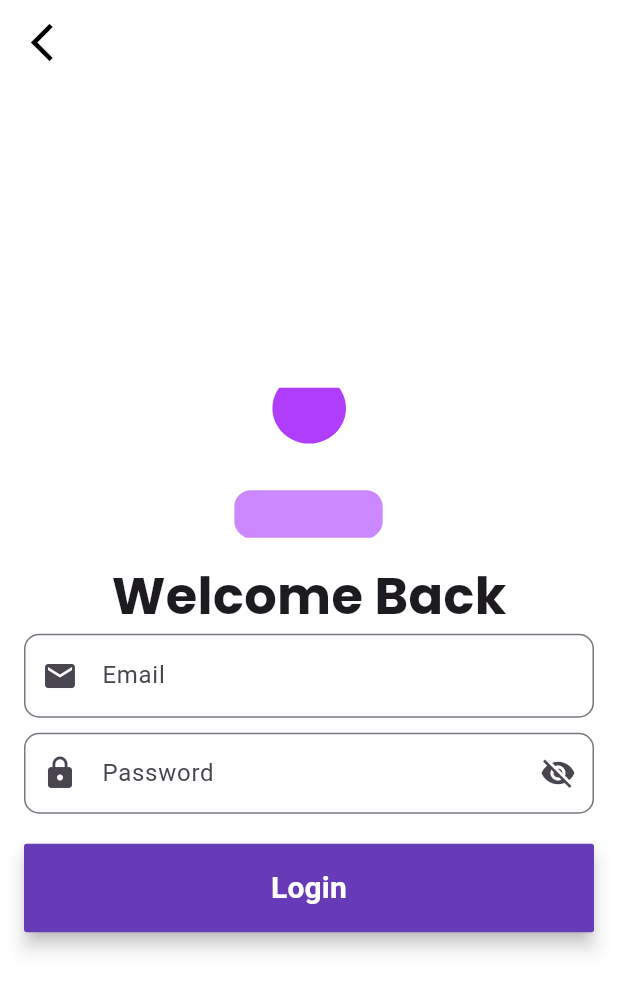
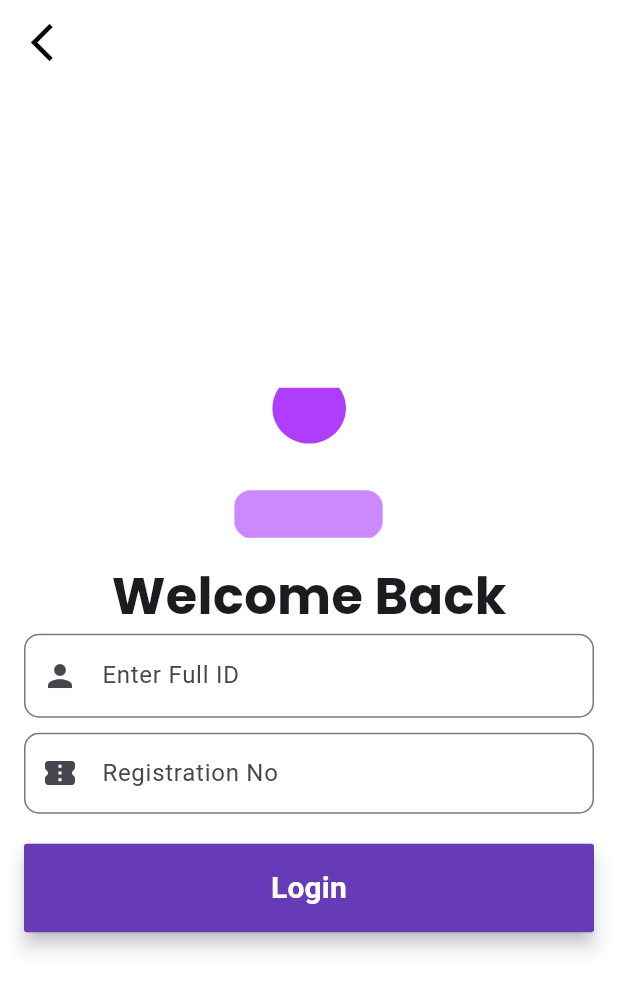
Before and after one commit to asifjahan1/JU-Bus-Route-Tracer, a Flutter app: the screen it shows after launch, after a tap on "Login", on a phone screen of 412 x 824 dp. Shown: the top 991 px of the screen. Run offline on Flutter 3.47's test engine with Material 3 defaults, Android fonts, the phone set to English and light mode, and no system bars; our stand-ins replace cloud_firestore, geolocator, google_fonts, google_maps_flutter, location, lottie and 1 more; missing offline and left inert: flutter_polyline_points; accounts and stored records are empty.

Commit message:
Updated Login and Registration page

```diff
--- a/google_map_demo/lib/pages/login_page.dart
+++ b/google_map_demo/lib/pages/login_page.dart
@@ -16,35 +16,15 @@ class LoginPage extends StatefulWidget {
 }
 
 class _LoginPageState extends State<LoginPage> {
-  final TextEditingController emailController = TextEditingController();
-  final TextEditingController passwordController = TextEditingController();
+  final TextEditingController idController = TextEditingController();
+  final TextEditingController registrationNoController =
+      TextEditingController();
   final AuthService authService = AuthService();
-  bool _obscureText = true;
 
   Future<LocationData> _fetchLocation() async {
     var location = Location();
     LocationData currentLocation = await location.getLocation();
     return currentLocation;
-  }
-
-  void handleLogin(BuildContext context) async {
-    LocationData? currentLocation = await _fetchLocation();
-
-    if (currentLocation != null) {
-      Navigator.pushReplacement(
-        context,
-        MaterialPageRoute(
-          builder: (context) => MapPage(
-            userStartLocation: LatLng(
-              currentLocation.latitude!,
-              currentLocation.longitude!,
-            ),
-          ),
-        ),
-      );
-    } else {
-      // Handle location not available
-    }
   }
 
   @override
@@ -62,7 +42,8 @@ class _LoginPageState extends State<LoginPage> {
           ),
           onPressed: () {
             Navigator.of(context).pushReplacement(
-                MaterialPageRoute(builder: (context) => const welcomeScreen()));
+              MaterialPageRoute(builder: (context) => const welcomeScreen()),
+            );
           },
         ),
       ),
@@ -75,21 +56,27 @@ class _LoginPageState extends State<LoginPage> {
               child: Column(
                 mainAxisAlignment: MainAxisAlignment.center,
                 children: [
-                  Lottie.asset('images/user-anime.json',
-                      width: 100, height: 100, fit: BoxFit.fill),
+                  Lottie.asset(
+                    'images/user-anime.json',
+                    width: 100,
+                    height: 100,
+                    fit: BoxFit.fill,
+                  ),
                   SizedBox(
                     height: 15,
                   ),
                   Text(
                     'Welcome Back',
                     style: GoogleFonts.poppins(
-                        fontSize: 34, fontWeight: FontWeight.w700),
+                      fontSize: 34,
+                      fontWeight: FontWeight.w700,
+                    ),
                   ),
                   TextField(
-                    controller: emailController,
+                    controller: idController,
                     decoration: InputDecoration(
-                      hintText: 'Email',
-                      prefixIcon: Icon(Icons.email),
+                      hintText: 'Enter Full ID',
+                      prefixIcon: const Icon(Icons.person),
                       border: OutlineInputBorder(
                         borderRadius: BorderRadius.circular(10),
                       ),
@@ -97,27 +84,14 @@ class _LoginPageState extends State<LoginPage> {
                   ),
                   SizedBox(height: 10),
                   TextField(
-                    controller: passwordController,
-                    obscureText: _obscureText,
+                    controller: registrationNoController,
                     decoration: InputDecoration(
-                      prefixIcon: Icon(Icons.lock),
+                      prefixIcon: const Icon(Icons.confirmation_number_rounded),
                       contentPadding: EdgeInsets.fromLTRB(20, 15, 20, 15),
-                      suffixIcon: GestureDetector(
-                        onTap: () {
-                          setState(() {
-                            _obscureText = !_obscureText;
-                          });
-                        },
-                        child: Icon(
-                          _obscureText
-                              ? Icons.visibility_off
-                              : Icons.visibility,
-                        ),
-                      ),
                       border: OutlineInputBorder(
                         borderRadius: BorderRadius.circular(10),
                       ),
-                      hintText: 'Password',
+                      hintText: 'Registration No',
                     ),
                   ),
                   const SizedBox(height: 20),
@@ -128,16 +102,33 @@ class _LoginPageState extends State<LoginPage> {
                     minWidth: MediaQuery.of(context).size.width,
                     onPressed: () async {
                       bool success = await authService.login(
-                        emailController.text,
-                        passwordController.text,
+                        idController.text,
+                        registrationNoController.text,
                       );
 
                       if (success) {
-                        handleLogin(context);
+                        LocationData? currentLocation = await _fetchLocation();
+
+                        if (currentLocation != null) {
+                          Navigator.pushReplacement(
+                            context,
+                            MaterialPageRoute(
+                              builder: (context) => MapPage(
+                                userStartLocation: LatLng(
+                                  currentLocation.latitude!,
+                                  currentLocation.longitude!,
+                                ),
+                              ),
+                            ),
+                          );
+                        } else {
+                          // Handle location not available
+                        }
                       } else {
                         ScaffoldMessenger.of(context).showSnackBar(
                           SnackBar(
-                            content: Text('Email or password incorrect'),
+                            content:
+                                Text('ID or registration number incorrect'),
                           ),
                         );
                       }
--- a/google_map_demo/lib/pages/registration_page.dart
+++ b/google_map_demo/lib/pages/registration_page.dart
@@ -13,10 +13,10 @@ class RegistrationPage extends StatefulWidget {
 }
 
 class _RegistrationPageState extends State<RegistrationPage> {
-  final TextEditingController emailController = TextEditingController();
-  final TextEditingController passwordController = TextEditingController();
+  final TextEditingController idController = TextEditingController();
+  final TextEditingController registrationNoController =
+      TextEditingController();
   final AuthService authService = AuthService();
-  bool _obscureText = true;
   final _formKey = GlobalKey<FormState>();
 
   @override
@@ -66,51 +66,37 @@ class _RegistrationPageState extends State<RegistrationPage> {
                       ),
                     ),
                     SizedBox(height: 15),
-                    // Email field
+                    // ID field
                     TextFormField(
-                      controller: emailController,
+                      controller: idController,
                       decoration: InputDecoration(
-                        hintText: 'Please Enter Email',
-                        prefixIcon: Icon(Icons.email),
+                        hintText: 'Please Enter Full ID',
+                        prefixIcon: Icon(Icons.person),
                         border: OutlineInputBorder(
                           borderRadius: BorderRadius.circular(10),
                         ),
                       ),
                       validator: (value) {
                         if (value == null || value.isEmpty) {
-                          return 'Please enter your email';
+                          return 'Please enter your ID';
                         }
                         return null;
                       },
                     ),
                     SizedBox(height: 10),
-                    // Password field
+                    // Registration number field
                     TextFormField(
-                      controller: passwordController,
-                      obscureText: _obscureText,
+                      controller: registrationNoController,
                       decoration: InputDecoration(
-                        prefixIcon: Icon(Icons.lock),
-                        contentPadding: EdgeInsets.fromLTRB(20, 15, 20, 15),
-                        suffixIcon: GestureDetector(
-                          onTap: () {
-                            setState(() {
-                              _obscureText = !_obscureText;
-                            });
-                          },
-                          child: Icon(
-                            _obscureText
-                                ? Icons.visibility_off
-                                : Icons.visibility,
-                          ),
-                        ),
+                        hintText: 'Registration Number',
+                        prefixIcon: Icon(Icons.confirmation_number_rounded),
                         border: OutlineInputBorder(
                           borderRadius: BorderRadius.circular(10),
                         ),
-                        hintText: 'Password',
                       ),
                       validator: (value) {
                         if (value == null || value.isEmpty) {
-                          return 'Please enter your password';
+                          return 'Please enter your registration number';
                         }
                         return null;
                       },
@@ -124,8 +110,8 @@ class _RegistrationPageState extends State<RegistrationPage> {
                       onPressed: () async {
                         if (_formKey.currentState!.validate()) {
                           bool success = await authService.register(
-                            emailController.text,
-                            passwordController.text,
+                            idController.text,
+                            registrationNoController.text,
                           );
 
                           if (success) {
```
